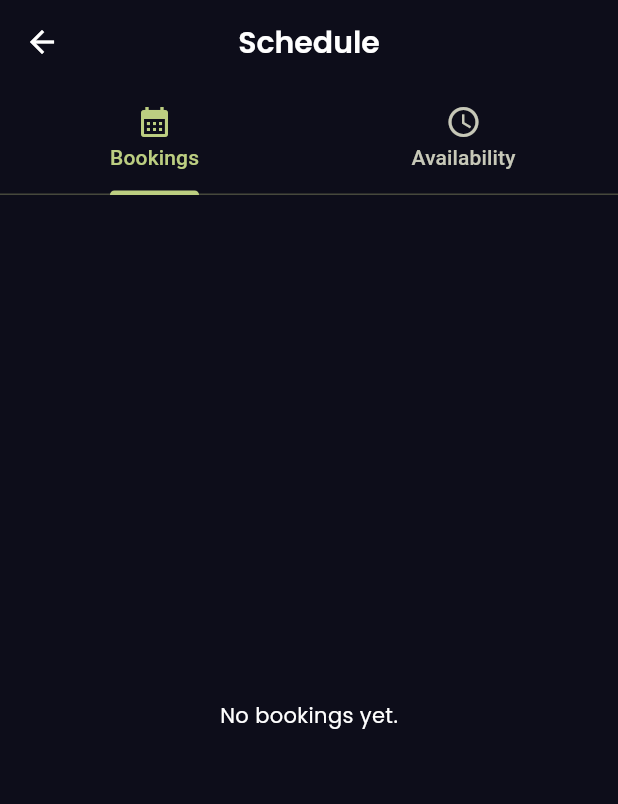
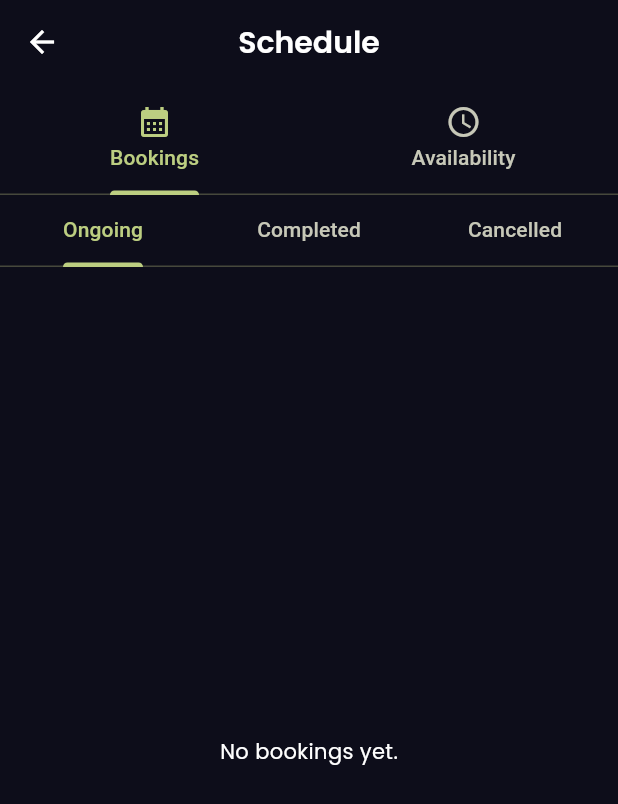
Before and after one commit to kiki6872/playspace_sport_hub_booking_system, a Flutter app: the VendorSchedulePage screen opened directly, on a phone screen of 412 x 824 dp. Shown: the top 804 px of the screen. Run offline on Flutter 3.47's test engine with Material 3 defaults, Android fonts, the phone set to English and light mode, and no system bars; our stand-ins replace cloud_firestore, firebase_auth, firebase_core, go_router, google_fonts, image_picker; accounts and stored records are empty.

Commit message:
Fix vendor schedule: booked slots showed as available, redundant status chips
Add Ongoing/Completed/Cancelled sub-tabs to the vendor Schedule page's
Bookings tab (mirroring the same pattern already used on the booker's
My Bookings page), and simplify per-card status display:

- The Availability tab's Manage Slots color legend only checked for
  slot.status == "booked" to show red, but the live booking flow
  (booking_service.dart's createBooking transaction) writes
  status == "occupied" - confirmed via grep, nothing in the codebase
  ever writes "booked" anymore since booking_page.dart's redundant
  bookSlot() call was removed earlier this session. Real bookings were
  therefore never flagged red here and fell back to the default green
  "available" styling, a real vendor-facing double-booking risk. Now
  checks for both "occupied" and "booked".
- The per-booking status Chip is now only shown for "pending" bookings
  (which still need an Approve/Reject decision and are mixed in with
  approved ones under the new "Ongoing" tab). Approved/completed/
  cancelled/rejected bookings no longer show a redundant chip, since
  which tab they're filed under already conveys that.

Co-Authored-By: Claude Sonnet 5 <noreply@anthropic.com>

```diff
--- a/lib/src/modules/vendor/schedule/views/schedule_page.dart
+++ b/lib/src/modules/vendor/schedule/views/schedule_page.dart
@@ -103,15 +103,55 @@ class _VendorSchedulePageState extends State<VendorSchedulePage> {
       return const Center(child: CircularProgressIndicator());
     }
 
-    if (vm.bookings.isEmpty) {
+    return DefaultTabController(
+      length: 3,
+      child: Column(
+        children: [
+          const TabBar(
+            tabs: [
+              Tab(text: "Ongoing"),
+              Tab(text: "Completed"),
+              Tab(text: "Cancelled"),
+            ],
+          ),
+
+          Expanded(
+            child: TabBarView(
+              children: [
+                _buildBookingList(vm, "ongoing"),
+                _buildBookingList(vm, "completed"),
+                _buildBookingList(vm, "cancelled"),
+              ],
+            ),
+          ),
+        ],
+      ),
+    );
+  }
+
+  Widget _buildBookingList(BookingScheduleViewModel vm, String type) {
+    final bookings = vm.bookings.where((booking) {
+      switch (type) {
+        case "completed":
+          return booking.status == "completed";
+        case "cancelled":
+          return booking.status == "cancelled" || booking.status == "rejected";
+        default:
+          return booking.status != "completed" &&
+              booking.status != "cancelled" &&
+              booking.status != "rejected";
+      }
+    }).toList();
+
+    if (bookings.isEmpty) {
       return const Center(child: Text("No bookings yet."));
     }
 
     return ListView.builder(
       padding: const EdgeInsets.all(16),
-      itemCount: vm.bookings.length,
+      itemCount: bookings.length,
       itemBuilder: (context, index) {
-        final booking = vm.bookings[index];
+        final booking = bookings[index];
 
         return Card(
           margin: const EdgeInsets.only(bottom: 16),
@@ -196,20 +236,18 @@ class _VendorSchedulePageState extends State<VendorSchedulePage> {
 
                 const SizedBox(height: 16),
 
-                Chip(
-                  backgroundColor: booking.status == "approved"
-                      ? Colors.green
-                      : booking.status == "rejected"
-                      ? Colors.red
-                      : Colors.orange,
+                if (booking.status == "pending") ...[
+                  const Chip(
+                    backgroundColor: Colors.orange,
 
-                  label: Text(
-                    booking.status.toUpperCase(),
-                    style: const TextStyle(color: Colors.white),
+                    label: Text(
+                      "PENDING",
+                      style: TextStyle(color: Colors.white),
+                    ),
                   ),
-                ),
 
-                const SizedBox(height: 16),
+                  const SizedBox(height: 16),
+                ],
 
                 if (booking.status == "pending")
                   Row(
@@ -326,7 +364,7 @@ class _VendorSchedulePageState extends State<VendorSchedulePage> {
                   color = Colors.orange;
                 }
 
-                if (slot.status == "booked") {
+                if (slot.status == "occupied" || slot.status == "booked") {
                   color = Colors.red;
                 }
 
```
